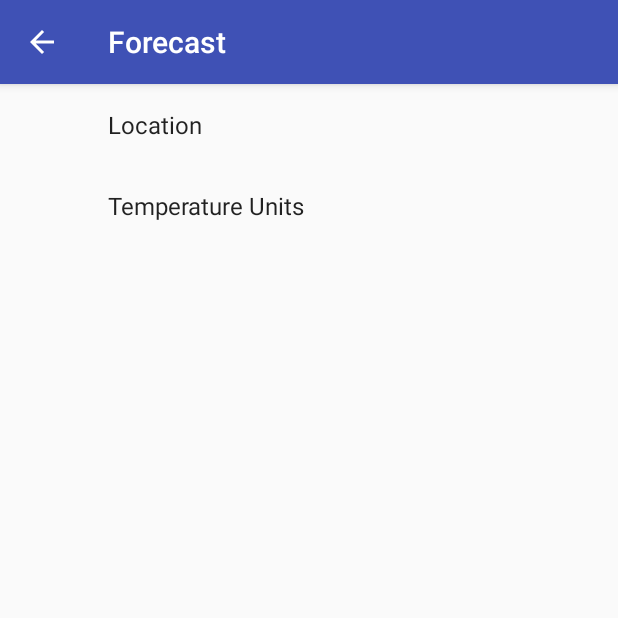
After one commit to zhoodar/simple-android-apps, an Android app: the SettingsActivity screen opened directly, with no data from a screen before it, on a phone screen of 412 x 824 dp, the top half of it. The commit adds this screen. Run offline under Robolectric (Android 15) with nearby library versions, the phone set to English and light mode, and no system bars; our stand-ins replace androidx.preference.

Commit message:
feat: usage of Preference Manger

```diff
--- a/Forecast/app/build.gradle
+++ b/Forecast/app/build.gradle
@@ -20,6 +20,7 @@
 
 dependencies {
     compile 'com.android.support:recyclerview-v7:26.1.0'
+    compile 'com.android.support:preference-v7:26.1.0'
 
     implementation fileTree(dir: 'libs', include: ['*.jar'])
     implementation 'com.android.support:appcompat-v7:26.1.0'
--- /dev/null
+++ b/Forecast/app/src/main/java/kg/jedi/forecast/SettingsActivity.java
@@ -0,0 +1,26 @@
+package kg.jedi.forecast;
+
+import android.os.Bundle;
+import android.support.v7.app.AppCompatActivity;
+import android.view.MenuItem;
+
+
+public class SettingsActivity extends AppCompatActivity {
+
+    @Override
+    protected void onCreate(Bundle savedInstanceState) {
+        super.onCreate(savedInstanceState);
+        this.setContentView(R.layout.activity_settings);
+        this.getSupportActionBar().setDisplayHomeAsUpEnabled(true);
+    }
+
+    @Override
+    public boolean onOptionsItemSelected(MenuItem item) {
+        int id = item.getItemId();
+        if (id == android.R.id.home) {
+            onBackPressed();
+        }
+
+        return super.onOptionsItemSelected(item);
+    }
+}
--- /dev/null
+++ b/Forecast/app/src/main/java/kg/jedi/forecast/SettingsFragment.java
@@ -0,0 +1,71 @@
+package kg.jedi.forecast;
+
+import android.content.SharedPreferences;
+import android.os.Bundle;
+import android.support.v7.preference.CheckBoxPreference;
+import android.support.v7.preference.ListPreference;
+import android.support.v7.preference.Preference;
+import android.support.v7.preference.PreferenceFragmentCompat;
+import android.support.v7.preference.PreferenceScreen;
+
+/**
+ * @author Joodar on 3/9/18.
+ */
+public class SettingsFragment extends PreferenceFragmentCompat implements
+        SharedPreferences.OnSharedPreferenceChangeListener {
+
+    private void setPreferenceSummary(Preference preference, Object value) {
+        String stringValue = value.toString();
+        String key = preference.getKey();
+
+        if (preference instanceof ListPreference) {
+            ListPreference listPreference = (ListPreference) preference;
+            int prefIndex = listPreference.findIndexOfValue(stringValue);
+            if (prefIndex >= 0) {
+                preference.setSummary(listPreference.getEntries()[prefIndex]);
+            }
+        } else {
+            preference.setSummary(stringValue);
+        }
+    }
+
+    @Override
+    public void onCreatePreferences(Bundle bundle, String s) {
+        addPreferencesFromResource(R.xml.pref_general);
+
+        SharedPreferences sharedPreferences = getPreferenceScreen().getSharedPreferences();
+        PreferenceScreen prefScreen = getPreferenceScreen();
+        int count = prefScreen.getPreferenceCount();
+        for (int i = 0; i < count; i++) {
+            Preference p = prefScreen.getPreference(i);
+            if (!(p instanceof CheckBoxPreference)) {
+                String value = sharedPreferences.getString(p.getKey(), "");
+                setPreferenceSummary(p, value);
+            }
+        }
+    }
+
+    @Override
+    public void onStop() {
+        super.onStop();
+        getPreferenceScreen().getSharedPreferences()
+                .unregisterOnSharedPreferenceChangeListener(this);
+    }
+
+    @Override
+    public void onStart() {
+        super.onStart();
+        getPreferenceScreen().getSharedPreferences()
+                .registerOnSharedPreferenceChangeListener(this);
+    }
+
+    @Override
+    public void onSharedPreferenceChanged(SharedPreferences sharedPreferences, String key) {
+        Preference preference = findPreference(key);
+        if (null != preference) {
+            if (!(preference instanceof CheckBoxPreference)) {
+                setPreferenceSummary(preference, sharedPreferences.getString(key, ""));
+            }
+        }
+    }
+}
--- /dev/null
+++ b/Forecast/app/src/main/res/layout/activity_settings.xml
@@ -0,0 +1,5 @@
+<fragment xmlns:android="http://schemas.android.com/apk/res/android"
+    android:name="kg.jedi.forecast.SettingsFragment"
+    android:id="@+id/weather_settings_fragment"
+    android:layout_width="match_parent"
+    android:layout_height="match_parent" />
--- a/Forecast/app/src/main/res/menu/detail.xml
+++ b/Forecast/app/src/main/res/menu/detail.xml
@@ -8,4 +8,9 @@
         android:icon="@drawable/abc_ic_menu_share_mtrl_alpha"
         android:title="@string/action_share"
         app:showAsAction="always"/>
+    <item
+        android:id="@+id/action_settings"
+        android:orderInCategory="100"
+        android:title="@string/action_settings"
+        app:showAsAction="never" />
 </menu>
--- a/Forecast/app/src/main/res/menu/forecast.xml
+++ b/Forecast/app/src/main/res/menu/forecast.xml
@@ -12,4 +12,10 @@
         android:id="@+id/action_map"
         android:title="@string/action_map"
         app:showAsAction="never" />
+
+    <item
+        android:id="@+id/action_settings"
+        android:orderInCategory="100"
+        android:title="@string/action_settings"
+        app:showAsAction="never" />
 </menu>
--- /dev/null
+++ b/Forecast/app/src/main/res/values/arrays.xml
@@ -0,0 +1,12 @@
+<?xml version="1.0" encoding="utf-8"?>
+<resources>
+    <string-array name="pref_units_options">
+        <item>@string/pref_units_label_metric</item>
+        <item>@string/pref_units_label_imperial</item>
+    </string-array>
+
+    <string-array name="pref_units_values">
+        <item>@string/pref_units_metric</item>
+        <item>@string/pref_units_imperial</item>
+    </string-array>
+</resources>
--- a/Forecast/app/src/main/res/values/strings.xml
+++ b/Forecast/app/src/main/res/values/strings.xml
@@ -4,6 +4,17 @@
     <string name="action_refresh">Refresh</string>
     <string name="action_share">Share</string>
     <string name="action_map">Map Location</string>
+    <string name="action_settings">Settings</string>
+
+    <string name="pref_location_label">Location</string>
+    <string name="pref_location_key" translatable="false">location</string>
+    <string name="pref_location_default" translatable="false">Kyrgyzstan, Bishkek</string>
+    <string name="pref_units_label">Temperature Units</string>
+    <string name="pref_units_label_metric">Metric</string>
+    <string name="pref_units_label_imperial">Imperial</string>
+    <string name="pref_units_key" translatable="false">units</string>
+    <string name="pref_units_metric" translatable="false">metric</string>
+    <string name="pref_units_imperial" translatable="false">imperial</string>
 
     <string name="error_message">
         An error has occurred. Please try again by clicking REFRESH
--- a/Forecast/app/src/main/res/values/styles.xml
+++ b/Forecast/app/src/main/res/values/styles.xml
@@ -4,6 +4,7 @@
         <item name="colorPrimary">@color/colorPrimary</item>
         <item name="colorPrimaryDark">@color/colorPrimaryDark</item>
         <item name="colorAccent">@color/colorAccent</item>
+        <item name="preferenceTheme">@style/PreferenceThemeOverlay</item>
     </style>
 
 </resources>
--- /dev/null
+++ b/Forecast/app/src/main/res/xml/pref_general.xml
@@ -0,0 +1,19 @@
+<?xml version="1.0" encoding="utf-8"?>
+<PreferenceScreen xmlns:android="http://schemas.android.com/apk/res/android">
+
+
+    <EditTextPreference
+        android:defaultValue="@string/pref_location_default"
+        android:inputType="text"
+        android:key="@string/pref_location_key"
+        android:singleLine="true"
+        android:title="@string/pref_location_label" />
+
+    <ListPreference
+        android:defaultValue="@string/pref_units_metric"
+        android:entries="@array/pref_units_options"
+        android:entryValues="@array/pref_units_values"
+        android:key="@string/pref_units_key"
+        android:title="@string/pref_units_label" />
+
+</PreferenceScreen>
```
Also changed, not shown: Forecast/app/src/main/AndroidManifest.xml (+10 -6 lines), Forecast/app/src/main/java/kg/jedi/forecast/DetailActivity.java (+11 -0 lines), Forecast/app/src/main/java/kg/jedi/forecast/MainActivity.java (+83 -53 lines), Forecast/app/src/main/java/kg/jedi/forecast/data/ForecastPreferences.java (+22 -7 lines).
